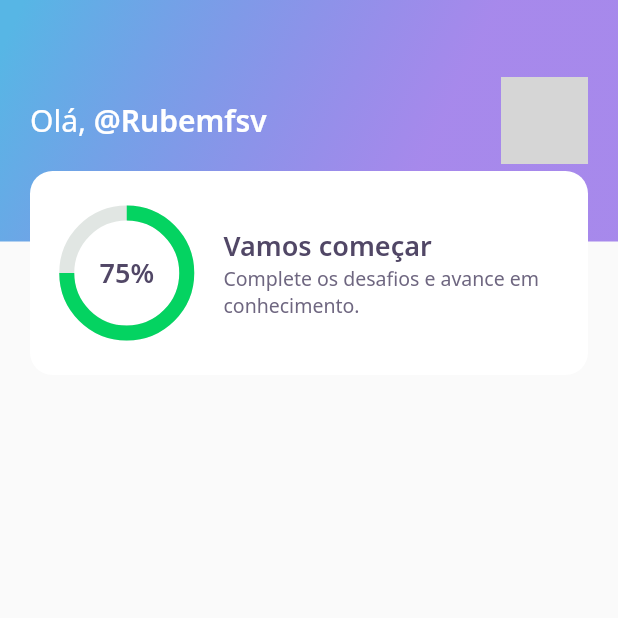
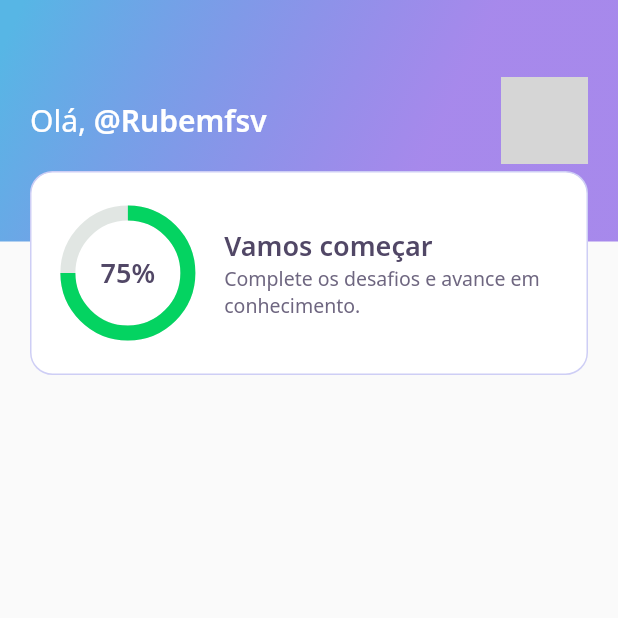
Before and after one commit to rubemfsv/Flutter-Quiz-Dev, a Flutter app: the screen it shows after launch, on a phone screen of 412 x 824 dp, the top half of it. Run offline on Flutter 3.47's test engine with Material 2 defaults, Android fonts, the phone set to English and light mode, and no system bars; our stand-ins replace google_fonts; network calls fail; grey boxes are pictures that could not be loaded.

```diff
--- a/lib/home/widgets/score_card/score_card_widget.dart
+++ b/lib/home/widgets/score_card/score_card_widget.dart
@@ -15,7 +15,12 @@ class ScoreCardWidget extends StatelessWidget {
       child: Container(
           height: 136,
           decoration: BoxDecoration(
-              color: AppColors.white, borderRadius: BorderRadius.circular(15)),
+            color: AppColors.white,
+            border: Border.fromBorderSide(
+              BorderSide(color: AppColors.levelButtonBorderFacil),
+            ),
+            borderRadius: BorderRadius.circular(15),
+          ),
           child: Padding(
             padding: const EdgeInsets.symmetric(horizontal: 24),
             child: Row(
```
